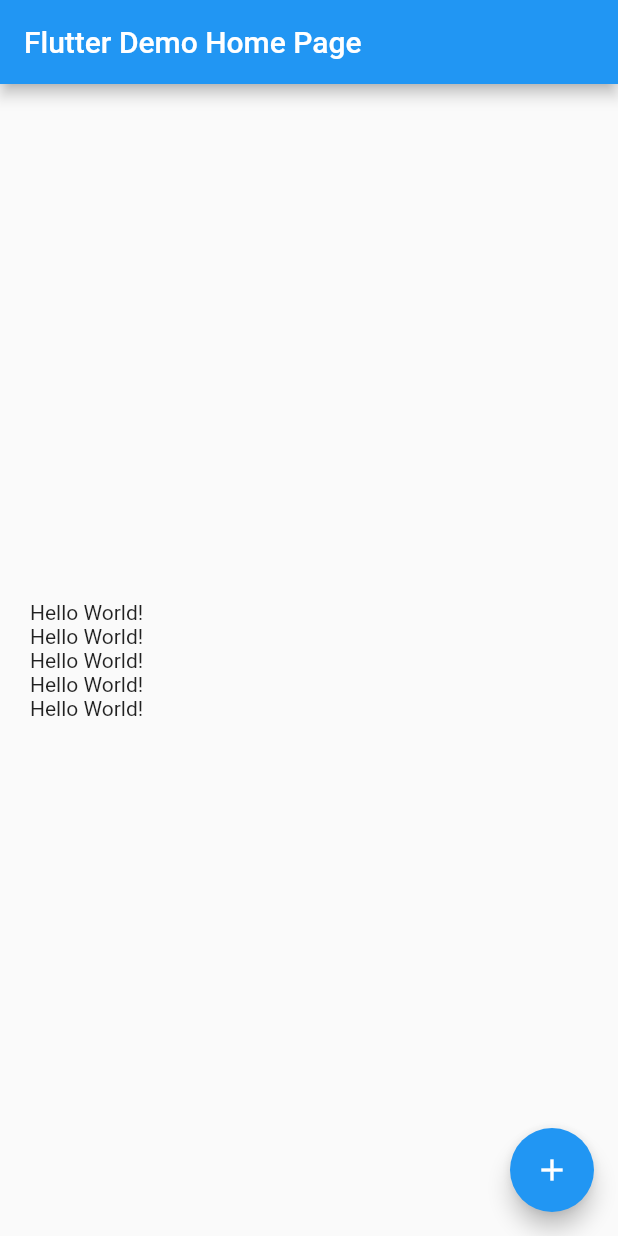
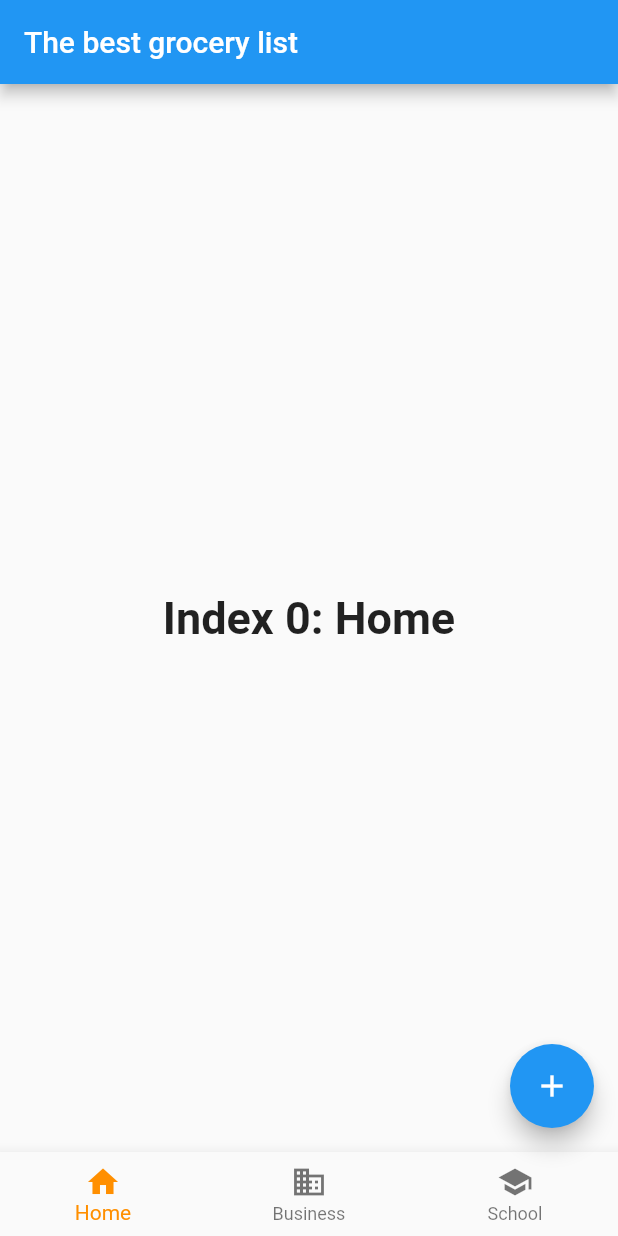
Before and after one commit to GabrielDeml/grocery-list, a Flutter app: the screen it shows after launch, on a phone screen of 412 x 824 dp. Run offline on Flutter 3.47's test engine with Material 2 defaults, Android fonts, the phone set to English and light mode, and no system bars.

Commit message:
Added menu bar

```diff
--- a/lib/main.dart
+++ b/lib/main.dart
@@ -24,7 +24,7 @@
         // is not restarted.
         primarySwatch: Colors.blue,
       ),
-      home: const MyHomePage(title: 'Flutter Demo Home Page'),
+      home: const MyHomePage(title: 'The best grocery list'),
     );
   }
 }
@@ -43,12 +43,39 @@
 
   final String title;
 
+
+
   @override
   State<MyHomePage> createState() => _MyHomePageState();
 }
 
 class _MyHomePageState extends State<MyHomePage> {
   int _counter = 0;
+
+  int _selectedIndex = 0;
+  static const TextStyle optionStyle =
+      TextStyle(fontSize: 30, fontWeight: FontWeight.bold);
+  static const List<Widget> _widgetOptions = <Widget>[
+    Text(
+      'Index 0: Home',
+      style: optionStyle,
+    ),
+    Text(
+      'Index 1: Business',
+      style: optionStyle,
+    ),
+    Text(
+      'Index 2: School',
+      style: optionStyle,
+    ),
+  ];
+
+  void _onItemTapped(int index) {
+    setState(() {
+      _selectedIndex = index;
+    });
+  }
+
 
   void _incrementCounter() {
     setState(() {
@@ -75,24 +102,47 @@
         // the App.build method, and use it to set our appbar title.
         title: Text(widget.title),
       ),
+       bottomNavigationBar: BottomNavigationBar(
+        items: const <BottomNavigationBarItem>[
+          BottomNavigationBarItem(
+            icon: Icon(Icons.home),
+            label: 'Home',
+          ),
+          BottomNavigationBarItem(
+            icon: Icon(Icons.business),
+            label: 'Business',
+          ),
+          BottomNavigationBarItem(
+            icon: Icon(Icons.school),
+            label: 'School',
+          ),
+        ],
+        currentIndex: _selectedIndex,
+        selectedItemColor: Colors.amber[800],
+        onTap: _onItemTapped,
+      ),
       body: Center(
-        child: Column(
-          mainAxisAlignment: MainAxisAlignment.center,
-          children: [
-            ListView(
-              shrinkWrap: true,
-              padding: const EdgeInsets.all(20),
-              children: const [
-                Text("Hello World!"),
-                Text("Hello World!"),
-                Text("Hello World!"),
-                Text("Hello World!"),
-                Text("Hello World!"),
-              ],
-            ),
-          ],
-        ),
+        child: _widgetOptions.elementAt(_selectedIndex),
       ),
+
+      // Center(
+      //   child: Column(
+      //     mainAxisAlignment: MainAxisAlignment.center,
+      //     children: [
+      //       ListView(
+      //         shrinkWrap: true,
+      //         padding: const EdgeInsets.all(20),
+      //         children: const [
+      //           Text("Hello World!"),
+      //           Text("Hello World!"),
+      //           Text("Hello World!"),
+      //           Text("Hello World!"),
+      //           Text("Hello World!"),
+      //         ],
+      //       ),
+      //     ],
+      //   ),
+      // ),
       floatingActionButton: FloatingActionButton(
         onPressed: _incrementCounter,
         tooltip: 'Increment',
```
